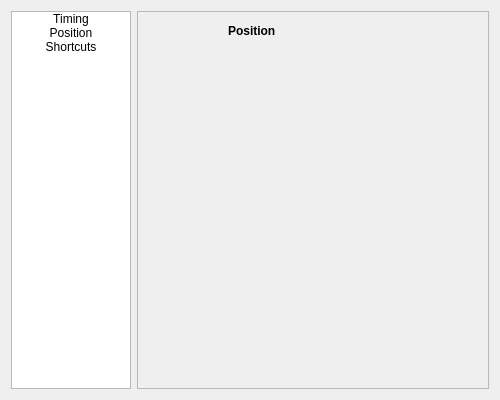
liloneum/amapola, file mysettings.ui: the form before one commit.
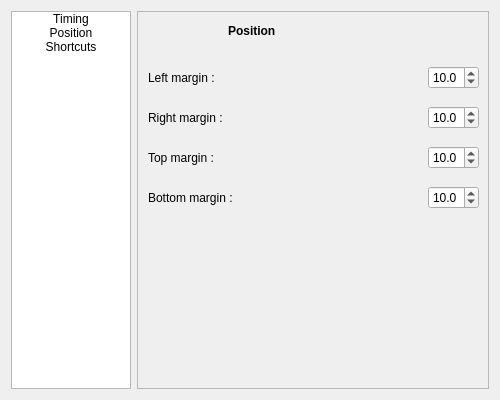
The form after the commit. The open tabs and pages were chosen to show the change.

Commit message:
Add margins parameters
Issue : none

- Add margins parameters (no effect on edition, only on "Ebu export/import")
- Rework "EBU-n19" positionning
- Fix bug of font not found when importing "DCSub interop"

Diff of the .ui file:
```diff
--- a/mysettings.ui
+++ b/mysettings.ui
@@ -383,6 +383,210 @@
         <string>Position</string>
        </property>
       </widget>
+      <widget class="QWidget" name="horizontalLayoutWidget_6">
+       <property name="geometry">
+        <rect>
+         <x>10</x>
+         <y>50</y>
+         <width>331</width>
+         <height>31</height>
+        </rect>
+       </property>
+       <layout class="QHBoxLayout" name="horizontalLayout_6">
+        <item>
+         <widget class="QLabel" name="leftMarginLabel">
+          <property name="text">
+           <string>Left margin :</string>
+          </property>
+         </widget>
+        </item>
+        <item>
+         <spacer name="horizontalSpacer_6">
+          <property name="orientation">
+           <enum>Qt::Horizontal</enum>
+          </property>
+          <property name="sizeHint" stdset="0">
+           <size>
+            <width>40</width>
+            <height>20</height>
+           </size>
+          </property>
+         </spacer>
+        </item>
+        <item>
+         <widget class="QDoubleSpinBox" name="leftMarginSpinBox">
+          <property name="accelerated">
+           <bool>true</bool>
+          </property>
+          <property name="decimals">
+           <number>1</number>
+          </property>
+          <property name="maximum">
+           <double>50.000000000000000</double>
+          </property>
+          <property name="singleStep">
+           <double>0.100000000000000</double>
+          </property>
+          <property name="value">
+           <double>10.000000000000000</double>
+          </property>
+         </widget>
+        </item>
+       </layout>
+      </widget>
+      <widget class="QWidget" name="horizontalLayoutWidget_7">
+       <property name="geometry">
+        <rect>
+         <x>10</x>
+         <y>90</y>
+         <width>331</width>
+         <height>31</height>
+        </rect>
+       </property>
+       <layout class="QHBoxLayout" name="horizontalLayout_7">
+        <item>
+         <widget class="QLabel" name="rightMarginLabel">
+          <property name="text">
+           <string>Right margin :</string>
+          </property>
+         </widget>
+        </item>
+        <item>
+         <spacer name="horizontalSpacer_7">
+          <property name="orientation">
+           <enum>Qt::Horizontal</enum>
+          </property>
+          <property name="sizeHint" stdset="0">
+           <size>
+            <width>40</width>
+            <height>20</height>
+           </size>
+          </property>
+         </spacer>
+        </item>
+        <item>
+         <widget class="QDoubleSpinBox" name="rightMarginSpinBox">
+          <property name="accelerated">
+           <bool>true</bool>
+          </property>
+          <property name="decimals">
+           <number>1</number>
+          </property>
+          <property name="maximum">
+           <double>50.000000000000000</double>
+          </property>
+          <property name="singleStep">
+           <double>0.100000000000000</double>
+          </property>
+          <property name="value">
+           <double>10.000000000000000</double>
+          </property>
+         </widget>
+        </item>
+       </layout>
+      </widget>
+      <widget class="QWidget" name="horizontalLayoutWidget_8">
+       <property name="geometry">
+        <rect>
+         <x>10</x>
+         <y>130</y>
+         <width>331</width>
+         <height>31</height>
+        </rect>
+       </property>
+       <layout class="QHBoxLayout" name="horizontalLayout_8">
+        <item>
+         <widget class="QLabel" name="topMarginLabel">
+          <property name="text">
+           <string>Top margin :</string>
+          </property>
+         </widget>
+        </item>
+        <item>
+         <spacer name="horizontalSpacer_8">
+          <property name="orientation">
+           <enum>Qt::Horizontal</enum>
+          </property>
+          <property name="sizeHint" stdset="0">
+           <size>
+            <width>40</width>
+            <height>20</height>
+           </size>
+          </property>
+         </spacer>
+        </item>
+        <item>
+         <widget class="QDoubleSpinBox" name="topMarginSpinBox">
+          <property name="accelerated">
+           <bool>true</bool>
+          </property>
+          <property name="decimals">
+           <number>1</number>
+          </property>
+          <property name="maximum">
+           <double>50.000000000000000</double>
+          </property>
+          <property name="singleStep">
+           <double>0.100000000000000</double>
+          </property>
+          <property name="value">
+           <double>10.000000000000000</double>
+          </property>
+         </widget>
+        </item>
+       </layout>
+      </widget>
+      <widget class="QWidget" name="horizontalLayoutWidget_9">
+       <property name="geometry">
+        <rect>
+         <x>10</x>
+         <y>170</y>
+         <width>331</width>
+         <height>31</height>
+        </rect>
+       </property>
+       <layout class="QHBoxLayout" name="horizontalLayout_9">
+        <item>
+         <widget class="QLabel" name="bottomMarginLabel">
+          <property name="text">
+           <string>Bottom margin :</string>
+          </property>
+         </widget>
+        </item>
+        <item>
+         <spacer name="horizontalSpacer_9">
+          <property name="orientation">
+           <enum>Qt::Horizontal</enum>
+          </property>
+          <property name="sizeHint" stdset="0">
+           <size>
+            <width>40</width>
+            <height>20</height>
+           </size>
+          </property>
+         </spacer>
+        </item>
+        <item>
+         <widget class="QDoubleSpinBox" name="bottomMarginSpinBox">
+          <property name="accelerated">
+           <bool>true</bool>
+          </property>
+          <property name="decimals">
+           <number>1</number>
+          </property>
+          <property name="maximum">
+           <double>50.000000000000000</double>
+          </property>
+          <property name="singleStep">
+           <double>0.100000000000000</double>
+          </property>
+          <property name="value">
+           <double>10.000000000000000</double>
+          </property>
+         </widget>
+        </item>
+       </layout>
+      </widget>
      </widget>
      <widget class="QWidget" name="page2">
       <widget class="QLabel" name="label3">
```
Left out of the diff: 2 changed lines with no effect on the pictures. The commit also changes 6 other files.
